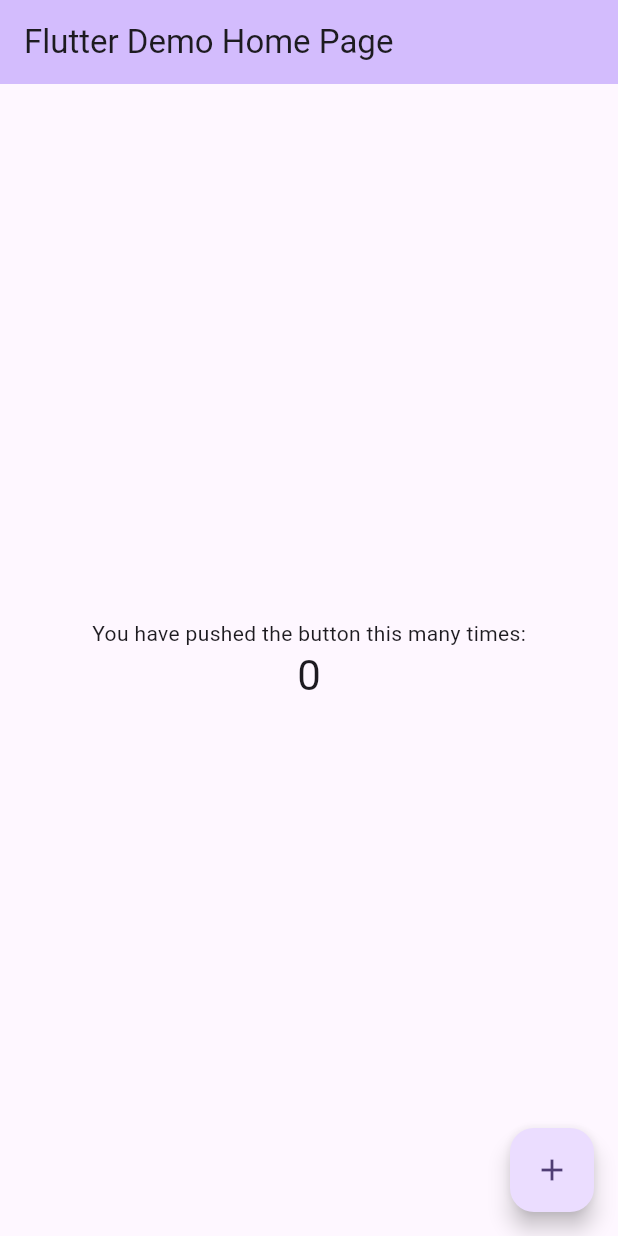
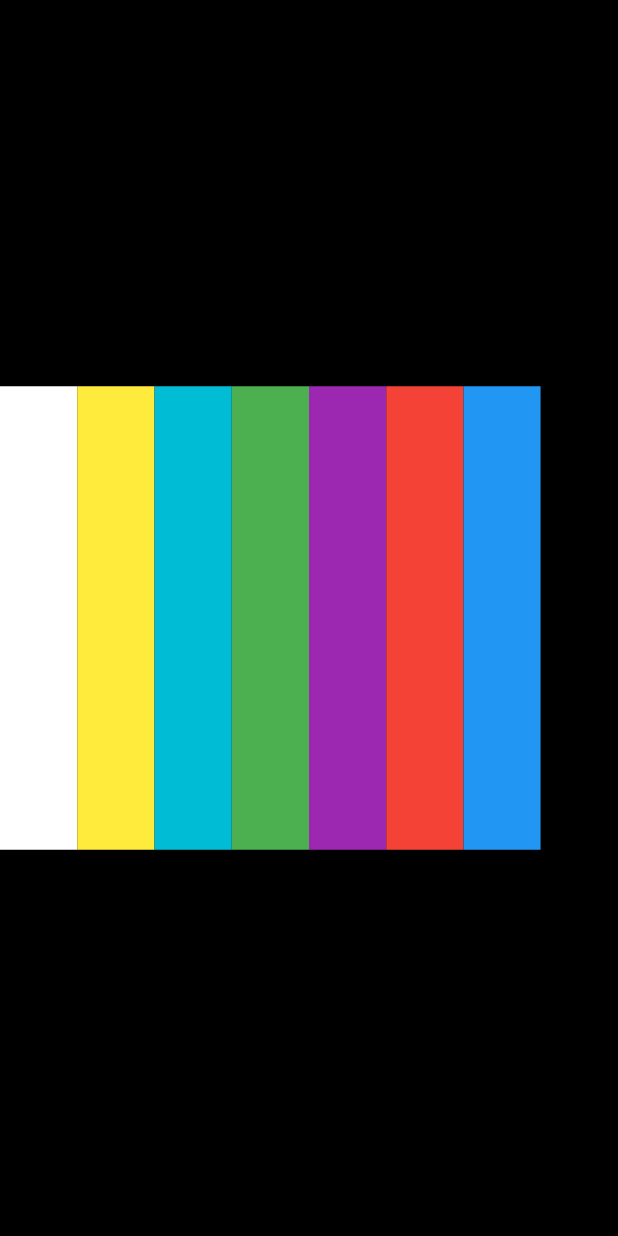
Before and after one commit to DerKleinePunk/video_grabber, a Flutter app: the screen it shows after launch, on a phone screen of 412 x 824 dp. Run offline on Flutter 3.47's test engine with Material 3 defaults, Android fonts, the phone set to English and light mode, and no system bars.

Commit message:
feat: view with states and test pattern, widget tests
GrabberSource as an interface (the real source follows in step 2),
GrabberView keeps 4:3 and shows connecting / no signal / camera not
connected / error, TestPatternSource with colour bars for the first start
on the Pi.

Co-Authored-By: Claude Opus 5.5 <noreply@anthropic.com>

```diff
--- a/lib/main.dart
+++ b/lib/main.dart
@@ -1,122 +1,42 @@
 import 'package:flutter/material.dart';
 
+import 'src/grabber_source.dart';
+import 'src/grabber_view.dart';
+import 'src/test_pattern_source.dart';
+
 void main() {
-  runApp(const MyApp());
+  // Bis die Quelle am Gerät steht (docs/plan.md, Schritt 2): Testbild.
+  runApp(VideoGrabberApp(source: TestPatternSource()));
 }
 
-class MyApp extends StatelessWidget {
-  const MyApp({super.key});
+class VideoGrabberApp extends StatefulWidget {
+  const VideoGrabberApp({super.key, required this.source});
 
-  // This widget is the root of your application.
+  final GrabberSource source;
+
   @override
-  Widget build(BuildContext context) {
-    return MaterialApp(
-      title: 'Flutter Demo',
-      theme: ThemeData(
-        // This is the theme of your application.
-        //
-        // TRY THIS: Try running your application with "flutter run". You'll see
-        // the application has a purple toolbar. Then, without quitting the app,
-        // try changing the seedColor in the colorScheme below to Colors.green
-        // and then invoke "hot reload" (save your changes or press the "hot
-        // reload" button in a Flutter-supported IDE, or press "r" if you used
-        // the command line to start the app).
-        //
-        // Notice that the counter didn't reset back to zero; the application
-        // state is not lost during the reload. To reset the state, use hot
-        // restart instead.
-        //
-        // This works for code too, not just values: Most code changes can be
-        // tested with just a hot reload.
-        colorScheme: .fromSeed(seedColor: Colors.deepPurple),
-      ),
-      home: const MyHomePage(title: 'Flutter Demo Home Page'),
-    );
-  }
+  State<VideoGrabberApp> createState() => _VideoGrabberAppState();
 }
 
-class MyHomePage extends StatefulWidget {
-  const MyHomePage({super.key, required this.title});
-
-  // This widget is the home page of your application. It is stateful, meaning
-  // that it has a State object (defined below) that contains fields that affect
-  // how it looks.
-
-  // This class is the configuration for the state. It holds the values (in this
-  // case the title) provided by the parent (in this case the App widget) and
-  // used by the build method of the State. Fields in a Widget subclass are
-  // always marked "final".
-
-  final String title;
+class _VideoGrabberAppState extends State<VideoGrabberApp> {
+  @override
+  void initState() {
+    super.initState();
+    widget.source.start();
+  }
 
   @override
-  State<MyHomePage> createState() => _MyHomePageState();
-}
-
-class _MyHomePageState extends State<MyHomePage> {
-  int _counter = 0;
-
-  void _incrementCounter() {
-    setState(() {
-      // This call to setState tells the Flutter framework that something has
-      // changed in this State, which causes it to rerun the build method below
-      // so that the display can reflect the updated values. If we changed
-      // _counter without calling setState(), then the build method would not be
-      // called again, and so nothing would appear to happen.
-      _counter++;
-    });
+  void dispose() {
+    widget.source.dispose();
+    super.dispose();
   }
 
   @override
   Widget build(BuildContext context) {
-    // This method is rerun every time setState is called, for instance as done
-    // by the _incrementCounter method above.
-    //
-    // The Flutter framework has been optimized to make rerunning build methods
-    // fast, so that you can just rebuild anything that needs updating rather
-    // than having to individually change instances of widgets.
-    return Scaffold(
-      appBar: AppBar(
-        // TRY THIS: Try changing the color here to a specific color (to
-        // Colors.amber, perhaps?) and trigger a hot reload to see the AppBar
-        // change color while the other colors stay the same.
-        backgroundColor: Theme.of(context).colorScheme.inversePrimary,
-        // Here we take the value from the MyHomePage object that was created by
-        // the App.build method, and use it to set our appbar title.
-        title: Text(widget.title),
-      ),
-      body: Center(
-        // Center is a layout widget. It takes a single child and positions it
-        // in the middle of the parent.
-        child: Column(
-          // Column is also a layout widget. It takes a list of children and
-          // arranges them vertically. By default, it sizes itself to fit its
-          // children horizontally, and tries to be as tall as its parent.
-          //
-          // Column has various properties to control how it sizes itself and
-          // how it positions its children. Here we use mainAxisAlignment to
-          // center the children vertically; the main axis here is the vertical
-          // axis because Columns are vertical (the cross axis would be
-          // horizontal).
-          //
-          // TRY THIS: Invoke "debug painting" (choose the "Toggle Debug Paint"
-          // action in the IDE, or press "p" in the console), to see the
-          // wireframe for each widget.
-          mainAxisAlignment: .center,
-          children: [
-            const Text('You have pushed the button this many times:'),
-            Text(
-              '$_counter',
-              style: Theme.of(context).textTheme.headlineMedium,
-            ),
-          ],
-        ),
-      ),
-      floatingActionButton: FloatingActionButton(
-        onPressed: _incrementCounter,
-        tooltip: 'Increment',
-        child: const Icon(Icons.add),
-      ),
+    return MaterialApp(
+      title: 'Video-Grabber',
+      debugShowCheckedModeBanner: false,
+      home: Scaffold(body: GrabberView(source: widget.source)),
     );
   }
 }
--- /dev/null
+++ b/lib/src/grabber_source.dart
@@ -0,0 +1,64 @@
+import 'package:flutter/widgets.dart';
+import 'package:flutter/foundation.dart';
+
+export 'package:flutter/foundation.dart' show ValueListenable;
+
+/// Zustand einer Bildquelle, so wie die Anzeige ihn darstellt.
+enum GrabberStatus {
+  /// Gerät wird geöffnet, noch kein Bild.
+  connecting,
+
+  /// Es kommen Bilder.
+  playing,
+
+  /// Das Gerät ist offen, liefert aber kein Bild (z. B. nichts am gelben Stecker).
+  noSignal,
+
+  /// Das Gerät fehlt (abgezogen oder Treiber nicht geladen).
+  deviceMissing,
+
+  /// Öffnen oder Abspielen ist fehlgeschlagen, Grund in [GrabberState.error].
+  error,
+}
+
+@immutable
+class GrabberState {
+  const GrabberState(this.status, {this.aspectRatio = 4 / 3, this.error});
+
+  final GrabberStatus status;
+
+  /// Seitenverhältnis des Bildes. PAL vom STK1160 ist 4:3.
+  final double aspectRatio;
+
+  final String? error;
+
+  @override
+  bool operator ==(Object other) =>
+      other is GrabberState &&
+      other.status == status &&
+      other.aspectRatio == aspectRatio &&
+      other.error == error;
+
+  @override
+  int get hashCode => Object.hash(status, aspectRatio, error);
+
+  @override
+  String toString() => 'GrabberState($status, $aspectRatio, $error)';
+}
+
+/// Eine Bildquelle. Die echte Umsetzung hängt am Gerät, die Tests nehmen
+/// eine nachgebildete.
+abstract class GrabberSource {
+  ValueListenable<GrabberState> get state;
+
+  /// Öffnet das Gerät und beginnt zu zeigen. Darf erneut aufgerufen werden,
+  /// um nach [GrabberStatus.deviceMissing] wieder zu verbinden.
+  Future<void> start();
+
+  Future<void> stop();
+
+  /// Das Bild selbst. Wird nur bei [GrabberStatus.playing] eingebaut.
+  Widget buildPicture(BuildContext context);
+
+  Future<void> dispose();
+}
--- /dev/null
+++ b/lib/src/grabber_view.dart
@@ -0,0 +1,49 @@
+import 'package:flutter/material.dart';
+
+import 'grabber_source.dart';
+
+/// Zeigt das Bild einer [GrabberSource] im richtigen Seitenverhältnis und
+/// sonst einen Hinweis auf schwarzem Grund.
+class GrabberView extends StatelessWidget {
+  const GrabberView({super.key, required this.source});
+
+  final GrabberSource source;
+
+  static String messageFor(GrabberState state) => switch (state.status) {
+    GrabberStatus.connecting => 'Verbinde …',
+    GrabberStatus.playing => '',
+    GrabberStatus.noSignal => 'Kein Signal',
+    GrabberStatus.deviceMissing => 'Kamera nicht angeschlossen',
+    GrabberStatus.error => 'Fehler: ${state.error ?? 'unbekannt'}',
+  };
+
+  @override
+  Widget build(BuildContext context) {
+    return ColoredBox(
+      color: Colors.black,
+      child: ValueListenableBuilder<GrabberState>(
+        valueListenable: source.state,
+        builder: (context, state, _) {
+          return Center(
+            child: AspectRatio(
+              aspectRatio: state.aspectRatio,
+              child: state.status == GrabberStatus.playing
+                  ? source.buildPicture(context)
+                  : Center(
+                      child: Text(
+                        messageFor(state),
+                        key: const ValueKey('grabber-message'),
+                        style: const TextStyle(
+                          color: Colors.white70,
+                          fontSize: 28,
+                        ),
+                        textAlign: TextAlign.center,
+                      ),
+                    ),
+            ),
+          );
+        },
+      ),
+    );
+  }
+}
```
Also changed, not shown: lib/src/test_pattern_source.dart (added, +45 -0 lines), 2 other files.
